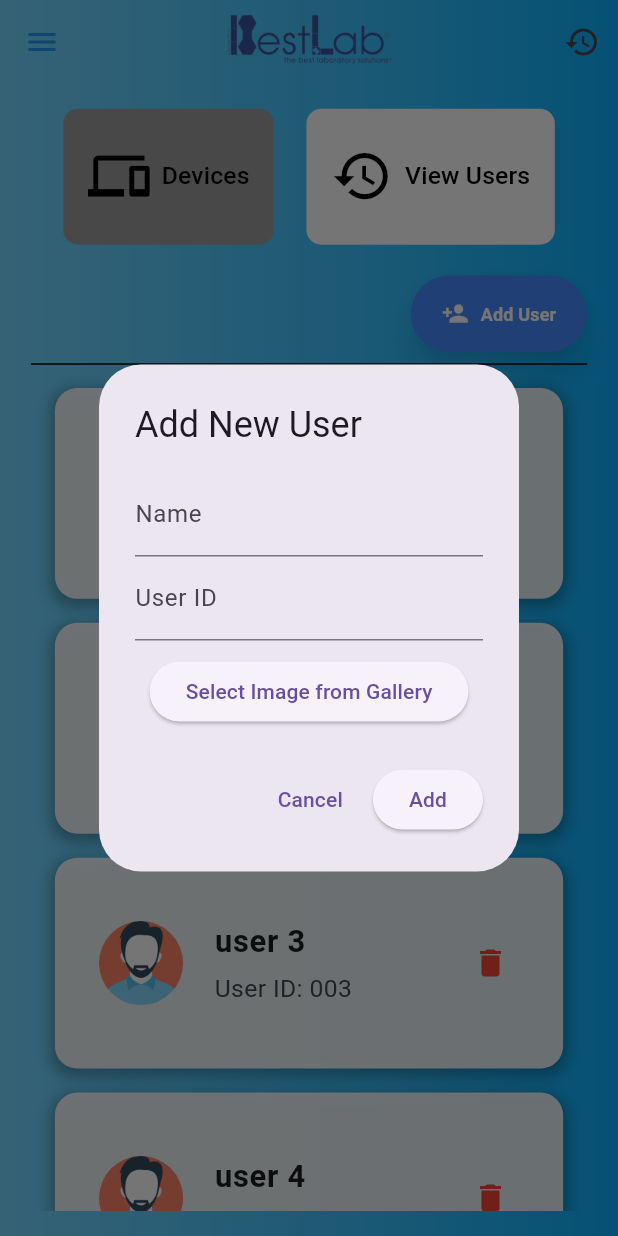
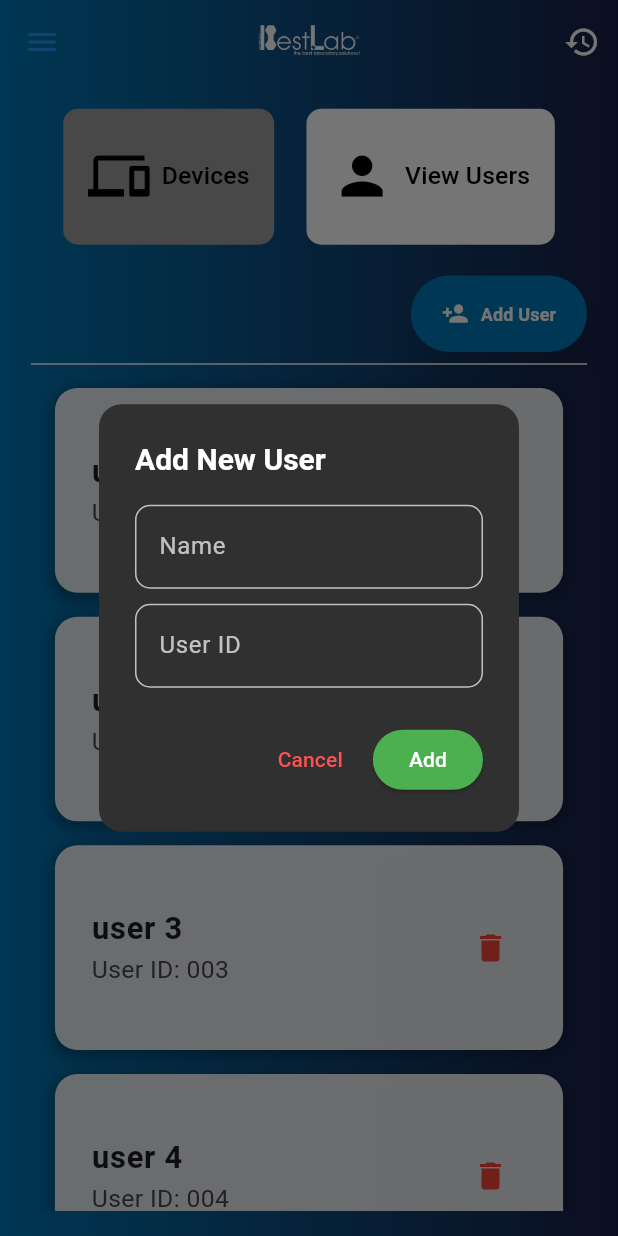
Before and after one commit to Labbi-capstone/labbi_frontend, a Flutter app: the AdminOrgUsersPage screen opened directly, after a tap on "Add User", on a phone screen of 412 x 824 dp. Run offline on Flutter 3.47's test engine with Material 3 defaults, Android fonts, the phone set to English and light mode, and no system bars; our stand-ins replace fl_chart, flutter_dotenv, flutter_switch, font_awesome_flutter, google_fonts, jwt_decoder and 1 more; accounts and stored records are empty.

Commit message:
fix UI
fix admin org UI

```diff
--- a/lib/app/screens/admin_org/admin_org_users.dart
+++ b/lib/app/screens/admin_org/admin_org_users.dart
@@ -1,6 +1,5 @@
-import 'dart:io';
 import 'package:flutter/material.dart';
-import 'package:image_picker/image_picker.dart';
+import 'package:labbi_frontend/app/Theme/app_colors.dart';
 import 'package:labbi_frontend/app/components/menu_button.dart';
 import 'package:labbi_frontend/app/models/user_org_test.dart';
 import 'package:labbi_frontend/app/screens/menu/menu_task_bar.dart';
@@ -12,10 +11,10 @@ class AdminOrgUsersPage extends StatefulWidget {
   const AdminOrgUsersPage({super.key});
 
   @override
-  _AdminDeviceHistoryPageState createState() => _AdminDeviceHistoryPageState();
+  _AdminOrgUsersPageState createState() => _AdminOrgUsersPageState();
 }
 
-class _AdminDeviceHistoryPageState extends State<AdminOrgUsersPage> {
+class _AdminOrgUsersPageState extends State<AdminOrgUsersPage> {
   List<UserOrg> userOrgList = getUserOrg(); // Fetch the initial list of users
 
   void _deleteUser(UserOrg user) {
@@ -24,26 +23,15 @@ class _AdminDeviceHistoryPageState extends State<AdminOrgUsersPage> {
     });
   }
 
-  void _addUser(String name, String id, String pathImage) {
+  void _addUser(String name, String id) {
     setState(() {
-      userOrgList.add(UserOrg(name: name, id: id, pathImage: pathImage));
+      userOrgList.add(UserOrg(name: name, id: id, pathImage: ''));
     });
   }
 
   void _showAddUserDialog() {
     final _nameController = TextEditingController();
     final _idController = TextEditingController();
-    String? _selectedImagePath;
-
-    Future<void> _pickImage() async {
-      final ImagePicker picker = ImagePicker();
-      final XFile? image = await picker.pickImage(source: ImageSource.gallery);
-      if (image != null) {
-        setState(() {
-          _selectedImagePath = image.path;
-        });
-      }
-    }
 
     showDialog(
       context: context,
@@ -51,32 +39,61 @@ class _AdminDeviceHistoryPageState extends State<AdminOrgUsersPage> {
         return StatefulBuilder(
           builder: (context, setState) {
             return AlertDialog(
-              title: const Text('Add New User'),
+              backgroundColor: Colors.grey[850], // Set background color
+              shape: RoundedRectangleBorder(
+                borderRadius: BorderRadius.circular(15), // Rounded corners
+              ),
+              title: const Text(
+                'Add New User',
+                style: TextStyle(
+                  color: Colors.white, // Title text color
+                  fontWeight: FontWeight.bold,
+                  fontSize: 20,
+                ),
+              ),
               content: Column(
                 mainAxisSize: MainAxisSize.min,
                 children: [
                   TextField(
                     controller: _nameController,
-                    decoration: const InputDecoration(labelText: 'Name'),
+                    decoration: InputDecoration(
+                      labelText: 'Name',
+                      labelStyle:
+                          const TextStyle(color: Colors.white70), // Label color
+                      enabledBorder: OutlineInputBorder(
+                        borderSide: const BorderSide(
+                            color: Colors.white70), // Border color
+                        borderRadius: BorderRadius.circular(10),
                       ),
+                      focusedBorder: OutlineInputBorder(
+                        borderSide: const BorderSide(
+                            color: Colors.blue), // Focused border color
+                        borderRadius: BorderRadius.circular(10),
+                      ),
+                    ),
+                    style: const TextStyle(
+                        color: Colors.white), // Input text color
+                  ),
+                  const SizedBox(height: 10),
                   TextField(
                     controller: _idController,
-                    decoration: const InputDecoration(labelText: 'User ID'),
+                    decoration: InputDecoration(
+                      labelText: 'User ID',
+                      labelStyle:
+                          const TextStyle(color: Colors.white70), // Label color
+                      enabledBorder: OutlineInputBorder(
+                        borderSide: const BorderSide(
+                            color: Colors.white70), // Border color
+                        borderRadius: BorderRadius.circular(10),
                       ),
-                  const SizedBox(height: 10),
-                  ElevatedButton(
-                    onPressed: _pickImage,
-                    child: const Text('Select Image from Gallery'),
+                      focusedBorder: OutlineInputBorder(
+                        borderSide: const BorderSide(
+                            color: Colors.blue), // Focused border color
+                        borderRadius: BorderRadius.circular(10),
                       ),
-                  if (_selectedImagePath != null)
-                    Padding(
-                      padding: const EdgeInsets.symmetric(vertical: 8.0),
-                      child: Image.file(
-                        File(_selectedImagePath!),
-                        height: 100,
-                        width: 100,
-                        fit: BoxFit.cover,
                     ),
+                    style: const TextStyle(
+                        color: Colors.white), // Input text color
                   ),
                 ],
               ),
@@ -85,26 +102,38 @@ class _AdminDeviceHistoryPageState extends State<AdminOrgUsersPage> {
                   onPressed: () {
                     Navigator.of(context).pop();
                   },
-                  child: const Text('Cancel'),
+                  child: const Text(
+                    'Cancel',
+                    style: TextStyle(
+                      color: Colors.redAccent, // Cancel button text color
+                    ),
+                  ),
                 ),
                 ElevatedButton(
                   onPressed: () {
                     if (_nameController.text.isNotEmpty &&
-                        _idController.text.isNotEmpty &&
-                        _selectedImagePath != null) {
-                      _addUser(_nameController.text, _idController.text,
-                          _selectedImagePath!);
+                        _idController.text.isNotEmpty) {
+                      _addUser(
+                        _nameController.text,
+                        _idController.text,
+                      );
                       Navigator.of(context).pop();
                     } else {
                       // Handle the case where not all fields are filled
                       ScaffoldMessenger.of(context).showSnackBar(
                         const SnackBar(
                           content: Text(
-                              'Please fill all fields and select an image'),
+                            'Please fill all fields',
+                          ),
                         ),
                       );
                     }
                   },
+                  style: ElevatedButton.styleFrom(
+                    backgroundColor:
+                        Colors.green, // Add button background color
+                    foregroundColor: Colors.white, // Add button text color
+                  ),
                   child: const Text('Add'),
                 ),
               ],
@@ -126,8 +155,8 @@ class _AdminDeviceHistoryPageState extends State<AdminOrgUsersPage> {
           decoration: const BoxDecoration(
             gradient: LinearGradient(
               colors: [
-                Color.fromRGBO(83, 206, 255, 0.801),
-                Color.fromRGBO(0, 174, 255, 0.959),
+                AppColors.primary,
+                AppColors.secondary,
               ],
               begin: FractionalOffset(0.0, 0.0),
               end: FractionalOffset(1.0, 0.0),
@@ -138,21 +167,24 @@ class _AdminDeviceHistoryPageState extends State<AdminOrgUsersPage> {
         ),
         leading: Builder(
           builder: (BuildContext context) {
-            return MenuButton();
+            return const MenuButton();
           },
         ),
         title: SizedBox(
           height: screenHeight * 0.18,
           width: screenWidth * 0.3,
           child: Image.asset(
-            'assets/images/company-logo-color.png',
+            'assets/images/company-logo-white.png',
             fit: BoxFit.contain,
           ),
         ),
         centerTitle: true,
         actions: [
           IconButton(
-            icon: const Icon(Icons.history),
+            icon: const Icon(
+              Icons.history,
+              color: Colors.white,
+            ),
             tooltip: 'History',
             onPressed: () {
               Navigator.push(
@@ -172,8 +204,8 @@ class _AdminDeviceHistoryPageState extends State<AdminOrgUsersPage> {
         decoration: const BoxDecoration(
           gradient: LinearGradient(
             colors: [
-              Color.fromRGBO(83, 206, 255, 0.801),
-              Color.fromRGBO(0, 174, 255, 0.959),
+              AppColors.primary,
+              AppColors.secondary,
             ],
             begin: FractionalOffset(0.0, 0.0),
             end: FractionalOffset(1.0, 0.0),
@@ -219,14 +251,9 @@ class _AdminDeviceHistoryPageState extends State<AdminOrgUsersPage> {
                   SizedBox(
                     child: TextButton.icon(
                       onPressed: () {
-                        Navigator.push(
-                          context,
-                          MaterialPageRoute(
-                              builder: (context) =>
-                                  const AdminOrgUsersPage()), // Stay on the current page
-                        );
+                        // Do nothing if the current page is selected
                       },
-                      icon: Icon(Icons.history, size: screenHeight * 0.05),
+                      icon: Icon(Icons.person, size: screenHeight * 0.05),
                       label: Text('View Users',
                           style: TextStyle(fontSize: screenHeight * 0.02)),
                       style: TextButton.styleFrom(
@@ -265,7 +292,7 @@ class _AdminDeviceHistoryPageState extends State<AdminOrgUsersPage> {
                         vertical: screenHeight * 0.02,
                       ),
                       backgroundColor:
-                          Colors.blueAccent, // Button background color
+                          AppColors.primary, // Button background color
                       shape: RoundedRectangleBorder(
                         borderRadius:
                             BorderRadius.circular(30.0), // Rounded corners
@@ -277,7 +304,7 @@ class _AdminDeviceHistoryPageState extends State<AdminOrgUsersPage> {
                 ],
               ),
               const Divider(
-                  color: Colors.black), // Divider placed below the button
+                  color: Colors.white), // Divider placed below the button
               Expanded(
                 child: ListBox(
                   children:
@@ -287,10 +314,6 @@ class _AdminDeviceHistoryPageState extends State<AdminOrgUsersPage> {
                           EdgeInsets.symmetric(vertical: screenHeight * 0.01),
                       child: ListTile(
                         contentPadding: EdgeInsets.all(screenHeight * 0.02),
-                        leading: CircleAvatar(
-                          radius: screenHeight * 0.04,
-                          backgroundImage: AssetImage(user.pathImage),
-                        ),
                         title: Text(
                           user.name,
                           style: TextStyle(
@@ -298,17 +321,11 @@ class _AdminDeviceHistoryPageState extends State<AdminOrgUsersPage> {
                             fontWeight: FontWeight.bold,
                           ),
                         ),
-                        subtitle: Column(
-                          crossAxisAlignment: CrossAxisAlignment.start,
-                          children: [
-                            SizedBox(height: screenHeight * 0.005),
-                            Text(
+                        subtitle: Text(
                           'User ID: ${user.id}',
                           style: TextStyle(
                             fontSize: screenHeight * 0.02,
                           ),
-                            ),
-                          ],
                         ),
                         trailing: IconButton(
                           icon: const Icon(Icons.delete, color: Colors.red),
```
Also changed, not shown: lib/app/screens/admin_org/admin_org_device_details.dart (+14 -18 lines), lib/app/screens/admin_org/admin_org_history.dart (+8 -7 lines), lib/app/screens/admin_org/admin_org_home_page.dart (+23 -4 lines). Lines whose indentation alone changed are shown as unchanged.
